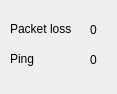
Above: gui/ui/IpStats.ui from contremaitre/BomberDude before the change. Below: the same form after it.
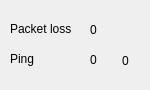
That is the form after the change.

Commit message: display the ping value in the interface also, removes some console debug

The edit to the form file:
```diff
--- a/gui/ui/IpStats.ui
+++ b/gui/ui/IpStats.ui
@@ -6,8 +6,8 @@
    <rect>
     <x>0</x>
     <y>0</y>
-    <width>117</width>
-    <height>94</height>
+    <width>150</width>
+    <height>90</height>
    </rect>
   </property>
   <property name="windowTitle">
@@ -65,6 +65,22 @@
     <string>0</string>
    </property>
   </widget>
+  <widget class="QLabel" name="ping_value">
+   <property name="geometry">
+    <rect>
+     <x>110</x>
+     <y>50</y>
+     <width>31</width>
+     <height>21</height>
+    </rect>
+   </property>
+   <property name="text">
+    <string>0</string>
+   </property>
+   <property name="alignment">
+    <set>Qt::AlignCenter</set>
+   </property>
+  </widget>
  </widget>
  <resources/>
  <connections/>
```
The commit also changes 6 other files.
